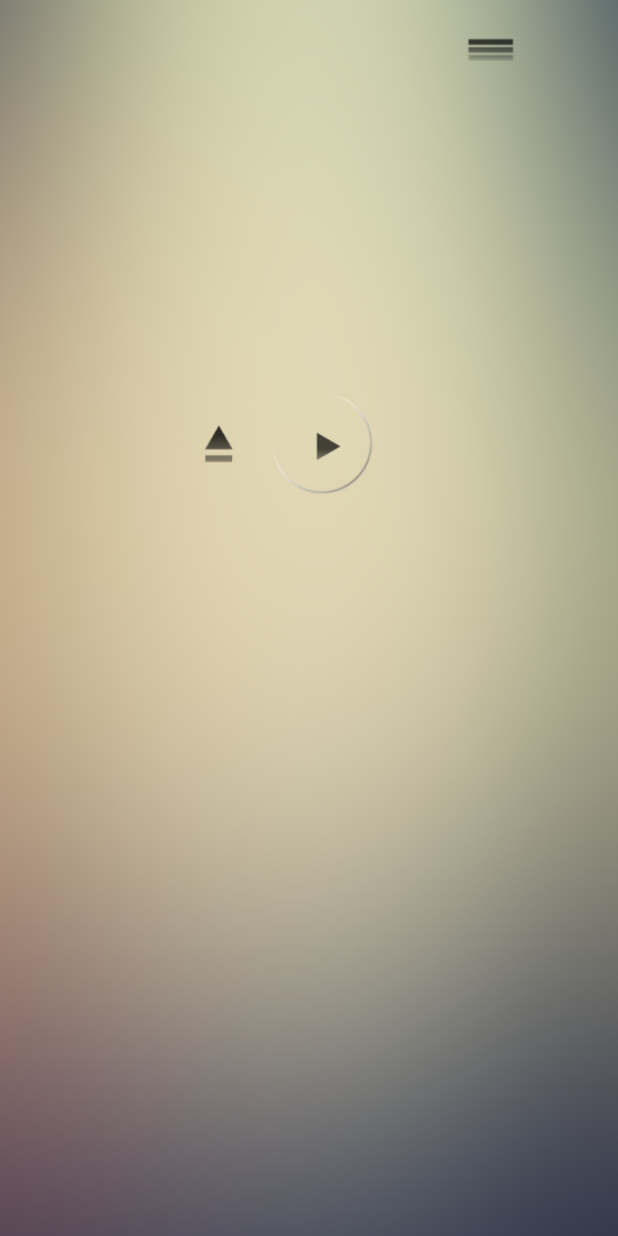
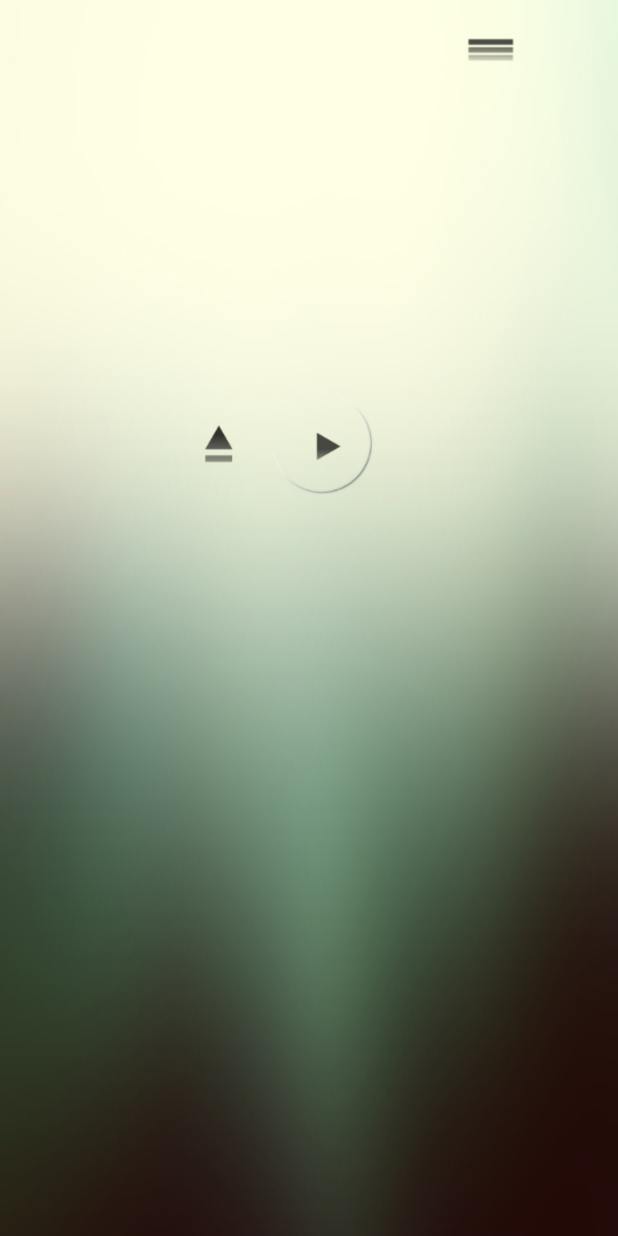
Before and after one commit to ahedenholm/OrinMusicplayer, an Android app: the screen it shows after launch (Main_Activity), on a phone screen of 412 x 824 dp. Run offline under Robolectric (Android 15) with nearby library versions, the phone set to English and light mode, and no system bars; 2 statements that could not run were skipped.

Commit message:
BecomingNoisyReceiver causing stack overflow. background image bg4 added

```diff
--- a/app/src/main/java/com/orin/anders/orinmusicplayer/Main_Activity.java
+++ b/app/src/main/java/com/orin/anders/orinmusicplayer/Main_Activity.java
@@ -115,7 +115,6 @@ public class Main_Activity extends AppCompatActivity {
     }
 
     public void playNext(){
-        musicSrv.playNext();
     }
 
     public void getSongList() {
--- a/app/src/main/res/layout/activity_main.xml
+++ b/app/src/main/res/layout/activity_main.xml
@@ -2,7 +2,7 @@
 <LinearLayout xmlns:android="http://schemas.android.com/apk/res/android"
     android:layout_width="match_parent"
     android:orientation="vertical"
-    android:background="@drawable/orin_bg2v2_720x1280"
+    android:background="@drawable/orin_bg1_720x1280"
     android:layout_height="match_parent"
     android:id="@+id/main_layout"
     >
```
Also changed, not shown: app/src/main/java/com/orin/anders/orinmusicplayer/MusicService.java (+11 -10 lines), app/src/main/res/drawable/orin_bg4_720x1280.png (added).
